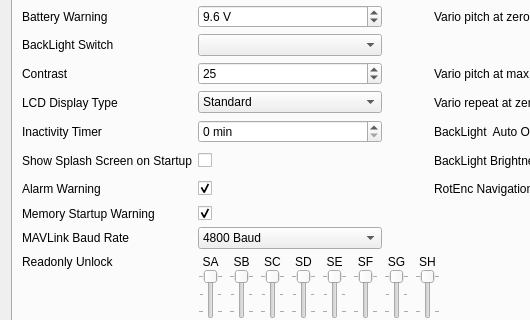
First picture: the form in companion/src/generaledit.ui, repository opentx/opentx, before the edit; both pictures show x 0 to 530 and y 184 to 504 of the 818 by 912 pixel window.
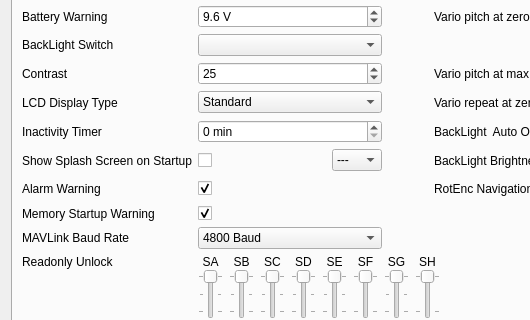
Second picture: the form after the edit. The open tabs and pages were chosen to show the change.

```diff
--- a/companion/src/generaledit.ui
+++ b/companion/src/generaledit.ui
@@ -1582,31 +1582,6 @@
          </property>
         </widget>
        </item>
-       <item row="12" column="1">
-        <widget class="QCheckBox" name="splashScreenChkB">
-         <property name="sizePolicy">
-          <sizepolicy hsizetype="MinimumExpanding" vsizetype="Fixed">
-           <horstretch>0</horstretch>
-           <verstretch>0</verstretch>
-          </sizepolicy>
-         </property>
-         <property name="maximumSize">
-          <size>
-           <width>16777215</width>
-           <height>16777215</height>
-          </size>
-         </property>
-         <property name="toolTip">
-          <string>Show splash screen on startup</string>
-         </property>
-         <property name="whatsThis">
-          <string>Show splash screen on startup</string>
-         </property>
-         <property name="text">
-          <string/>
-         </property>
-        </widget>
-       </item>
        <item row="7" column="0">
         <widget class="QLabel" name="label_2">
          <property name="toolTip">
@@ -1850,6 +1825,85 @@
          </property>
         </widget>
        </item>
+       <item row="12" column="1">
+        <layout class="QHBoxLayout" name="horizontalLayout">
+         <item>
+          <widget class="QCheckBox" name="splashScreenChkB">
+           <property name="sizePolicy">
+            <sizepolicy hsizetype="MinimumExpanding" vsizetype="Fixed">
+             <horstretch>0</horstretch>
+             <verstretch>0</verstretch>
+            </sizepolicy>
+           </property>
+           <property name="maximumSize">
+            <size>
+             <width>16777215</width>
+             <height>16777215</height>
+            </size>
+           </property>
+           <property name="toolTip">
+            <string>Show splash screen on startup</string>
+           </property>
+           <property name="whatsThis">
+            <string>Show splash screen on startup</string>
+           </property>
+           <property name="text">
+            <string/>
+           </property>
+          </widget>
+         </item>
+         <item>
+          <widget class="QComboBox" name="splashScreenDuration">
+           <property name="sizePolicy">
+            <sizepolicy hsizetype="Preferred" vsizetype="Fixed">
+             <horstretch>0</horstretch>
+             <verstretch>0</verstretch>
+            </sizepolicy>
+           </property>
+           <item>
+            <property name="text">
+             <string>---</string>
+            </property>
+           </item>
+           <item>
+            <property name="text">
+             <string>2s</string>
+            </property>
+           </item>
+           <item>
+            <property name="text">
+             <string>3s</string>
+            </property>
+           </item>
+           <item>
+            <property name="text">
+             <string>4s</string>
+            </property>
+           </item>
+           <item>
+            <property name="text">
+             <string>6s</string>
+            </property>
+           </item>
+           <item>
+            <property name="text">
+             <string>8s</string>
+            </property>
+           </item>
+           <item>
+            <property name="text">
+             <string>10s</string>
+            </property>
+           </item>
+           <item>
+            <property name="text">
+             <string>15s</string>
+            </property>
+           </item>
+          </widget>
+         </item>
+        </layout>
+       </item>
       </layout>
      </widget>
      <widget class="QWidget" name="tabTrainer">
```
Left out of the diff: 2 changed lines with no effect on the pictures.
